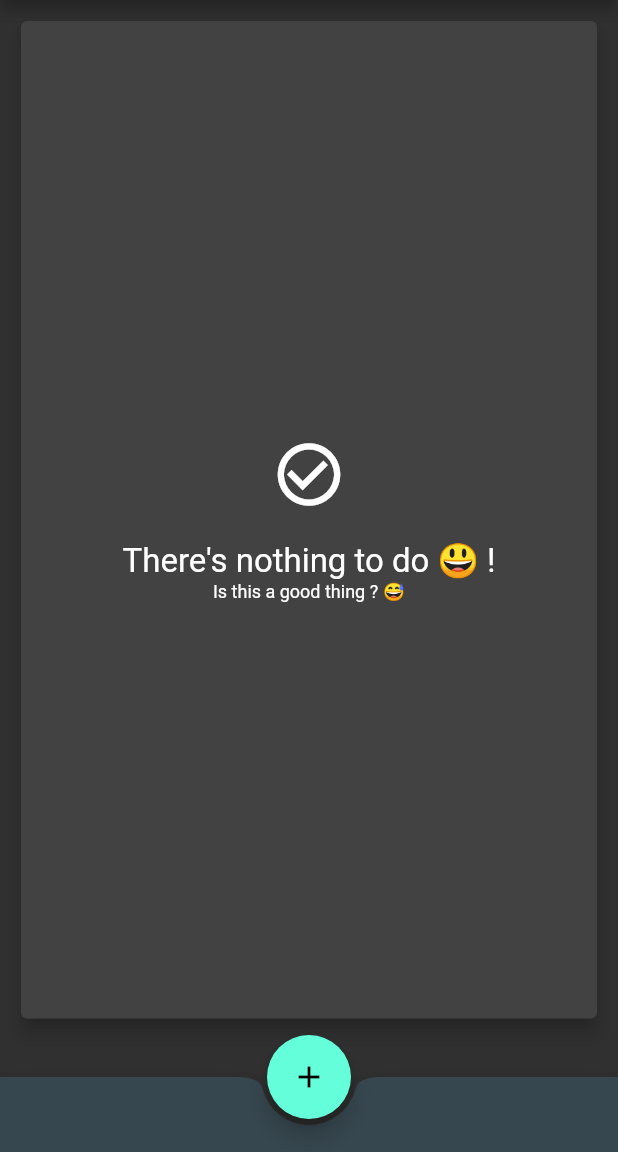
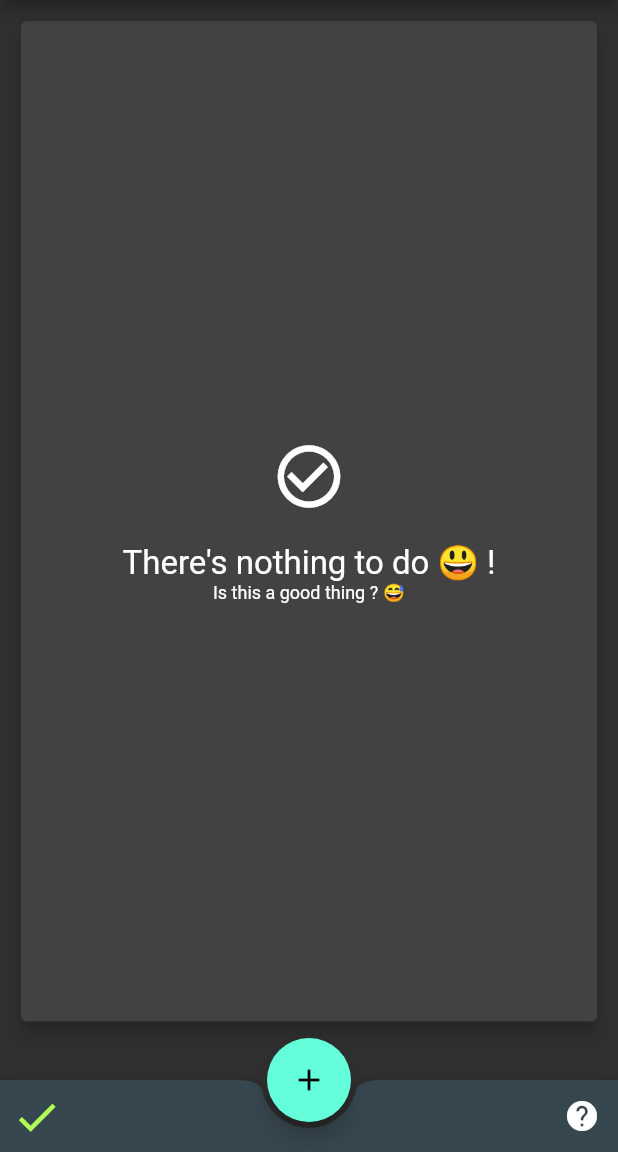
Before and after one commit to Hodes/hodes_todo_app, a Flutter app: the screen it shows after launch, on a phone screen of 412 x 824 dp, the part 84-1236 px from its top. Run offline on Flutter 3.47's test engine with Material 2 defaults, Android fonts, the phone set to English and light mode, and no system bars; our stand-ins replace flutter_slidable, sembast; missing offline and left inert: prompt_dialog.

Commit message:
Added routing and Help route, Sorting, Model Serialization with JsonSerializable, better description

```diff
--- a/lib/main.dart
+++ b/lib/main.dart
@@ -1,5 +1,5 @@
 import 'package:flutter/material.dart';
-import 'package:hodes_todo_app/widgets/todo_list.dart';
+import 'package:hodes_todo_app/routes.dart';
 
 void main() {
   runApp(MyApp());
@@ -10,31 +10,12 @@ class MyApp extends StatelessWidget {
   @override
   Widget build(BuildContext context) {
     return MaterialApp(
+      initialRoute: '/',
+      routes: kRoutes,
       title: 'Hodes TODO App',
       theme: ThemeData.dark().copyWith(
         primaryColor: Colors.blueGrey[800]
       ),
-      home: TODOHome(title: 'Hodes TODO App'),
     );
   }
 }
-
-class TODOHome extends StatefulWidget {
-  TODOHome({Key? key, this.title}) : super(key: key);
-  final String? title;
-  @override
-  _TODOHomeState createState() => _TODOHomeState();
-}
-
-class _TODOHomeState extends State<TODOHome> {
-  @override
-  Widget build(BuildContext context) {
-    final theme = Theme.of(context);
-    return Scaffold(
-      appBar: AppBar(
-        title: Text(widget.title!),
-      ),
-      body: TodoList(),
-    );
-  }
-}
--- a/lib/model/todo_item.dart
+++ b/lib/model/todo_item.dart
@@ -1,15 +1,16 @@
+import 'package:json_annotation/json_annotation.dart';
 
+part 'todo_item.g.dart';
+
+@JsonSerializable()
 class TODOItem {
   int? id;
   String? description;
-  bool? done;
+  bool done;
+  int order;
 
-  TODOItem({this.id, this.description, this.done = false});
+  TODOItem({this.id, this.description, this.done = false, this.order = 0});
 
-  Map<String, dynamic> toMap() {
-    return {
-      'description': description,
-      'done': done,
-    };
-  }
+  factory TODOItem.fromJson(Map<String, dynamic> json) => _$TODOItemFromJson(json);
+  Map<String, dynamic> toJson() => _$TODOItemToJson(this);
 }
--- /dev/null
+++ b/lib/pages/home_page.dart
@@ -0,0 +1,23 @@
+
+import 'package:flutter/material.dart';
+import 'package:hodes_todo_app/widgets/todo_list.dart';
+
+class HomePage extends StatefulWidget {
+  HomePage({Key? key, this.title}) : super(key: key);
+  final String? title;
+  @override
+  _HomePageState createState() => _HomePageState();
+}
+
+class _HomePageState extends State<HomePage> {
+  @override
+  Widget build(BuildContext context) {
+    final theme = Theme.of(context);
+    return Scaffold(
+      appBar: AppBar(
+        title: Text(widget.title!),
+      ),
+      body: TodoList(),
+    );
+  }
+}
--- /dev/null
+++ b/lib/routes.dart
@@ -0,0 +1,9 @@
+
+import 'package:flutter/material.dart';
+import 'package:hodes_todo_app/pages/help_page.dart';
+import 'package:hodes_todo_app/pages/home_page.dart';
+
+final Map<String, WidgetBuilder> kRoutes = {
+  '/': (context) => HomePage(title:'Hodes TODO App'),
+  '/help': (context) => HelpPage()
+};
--- a/lib/widgets/todo_list.dart
+++ b/lib/widgets/todo_list.dart
@@ -41,20 +41,45 @@ class _TodoListState extends State<TodoList> {
       description: newDescription,
       done: done,
     );
-    await todoListService.saveItem(newTODOItem);
+    await todoListService.saveModel(newTODOItem);
     setState(() {
       items.add(newTODOItem);
     });
   }
 
   selectTodoItem(TODOItem item) async {
-    await todoListService.saveItem(item);
+    await todoListService.saveModel(item);
   }
 
   deleteListItem(TODOItem item) async {
-    await todoListService.deleteItem(item.id);
+    await todoListService.deleteModel(item.id);
     setState(() {
       items.remove(item);
+    });
+  }
+
+  reorderListItems(int oldIndex, int newIndex) async {
+    if (oldIndex < newIndex) {
+      newIndex -= 1;
+    }
+    TODOItem oldItem = this.items.elementAt(oldIndex);
+    oldItem.order = newIndex;
+    TODOItem newItem = this.items.elementAt(newIndex);
+    newItem.order = oldIndex;
+    await todoListService.saveModel(oldItem);
+    await todoListService.saveModel(newItem);
+    todoListService.sortModels(this.items);
+    setState(() {});
+  }
+
+  cleanDoneItems() async {
+    for(TODOItem item in items){
+      if(item.done == true){
+        await todoListService.deleteModel(item.id);
+      }
+    }
+    setState(() {
+      items = items.where((element) => !element.done).toList();
     });
   }
 
@@ -75,11 +100,13 @@ class _TodoListState extends State<TodoList> {
       return;
     }
     item.description = newDescription;
-    await todoListService.saveItem(item);
+    await todoListService.saveModel(item);
     setState(() {});
   }
 
   Widget todoListItems(List<TODOItem> items, ThemeData theme) {
+    final oddItemColor = theme.colorScheme.primary.withOpacity(0.05);
+    final evenItemColor = theme.colorScheme.primary.withOpacity(0.15);
     if (items.isEmpty) {
       return Center(
         child: Column(
@@ -105,16 +132,22 @@ class _TodoListState extends State<TodoList> {
       );
     }
     bool even = true;
-    return ListView(
-      children: items
-          .map((TODOItem i) => TODOListItem(
-                item: i,
-                color: (even = !even) ? theme.highlightColor : null,
-                onStateChange: (TODOItem item) => selectTodoItem(item),
-                onEdit: (TODOItem item) => editItem(item),
-                onDelete: (TODOItem item) => deleteListItem(item),
-              ))
-          .toList(),
+    return ReorderableListView(
+      buildDefaultDragHandles: true,
+      children: [
+        for (int index = 0; index < items.length; index++)
+          TODOListItem(
+            index: index,
+            item: items[index],
+            color: (even = !even) ? oddItemColor : evenItemColor,
+            onStateChange: (TODOItem item) => selectTodoItem(item),
+            onEdit: (TODOItem item) => editItem(item),
+            onDelete: (TODOItem item) => deleteListItem(item),
+          ),
+      ],
+      onReorder: (int oldIndex, int newIndex) {
+        this.reorderListItems(oldIndex, newIndex);
+      },
     );
   }
 
@@ -136,8 +169,24 @@ class _TodoListState extends State<TodoList> {
       bottomNavigationBar: BottomAppBar(
         color: theme.primaryColor,
         shape: const CircularNotchedRectangle(),
-        child: Container(
-          height: 50.0,
+        child: Row(
+          children: [
+            IconButton(
+              icon: Icon(Icons.check, color: Colors.lightGreenAccent, size: 33,),
+              tooltip: 'Clear all completed',
+              onPressed: () {
+                cleanDoneItems();
+              },
+            ),
+            Spacer(),
+            IconButton(
+              icon: Icon(Icons.help),
+              tooltip: 'Help',
+              onPressed: () {
+                Navigator.pushNamed(context, '/help');
+              },
+            ),
+          ],
         ),
       ),
       floatingActionButton: FloatingActionButton(
--- a/pubspec.yaml
+++ b/pubspec.yaml
@@ -26,6 +26,7 @@ dependencies:
 
   path_provider: ^2.0.1
   sembast: ^3.0.0+4
+  json_serializable: ^4.0.2
 
   # The following adds the Cupertino Icons font to your application.
   # Use with the CupertinoIcons class for iOS style icons.
@@ -37,6 +38,8 @@ dependencies:
 dev_dependencies:
   flutter_test:
     sdk: flutter
+
+  build_runner: ^1.11.5
 
 # For information on the generic Dart part of this file, see the
 # following page: https://dart.dev/tools/pub/pubspec
```
Also changed, not shown: lib/pages/help_page.dart (added, +94 -0 lines), lib/services/todo_list_service.dart (+34 -13 lines), lib/widgets/todo_list_item.dart (+20 -4 lines), lib/model/todo_item.g.dart (added), pubspec.lock, 1 other file.
